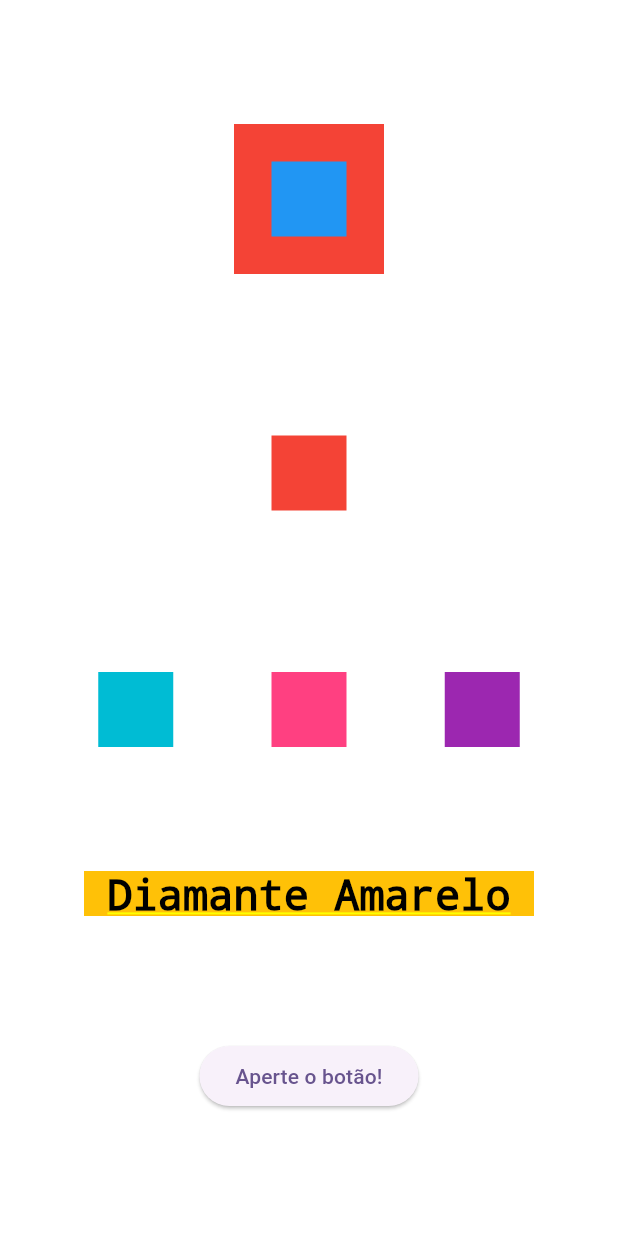
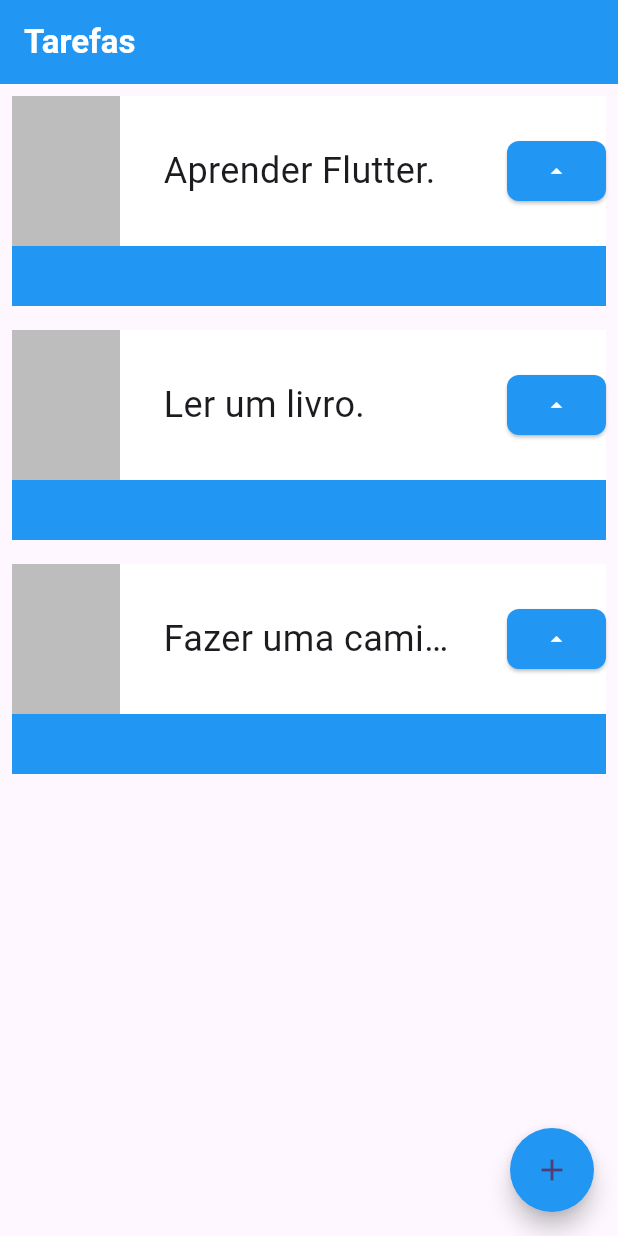
Before and after one commit to Italo61-dev/app_in_flutter, a Flutter app: the screen it shows after launch, on a phone screen of 412 x 824 dp. Run offline on Flutter 3.47's test engine with Material 3 defaults, Android fonts, the phone set to English and light mode, and no system bars.

Commit message:
second stage

```diff
--- a/lib/main.dart
+++ b/lib/main.dart
@@ -15,82 +15,87 @@ class MyApp extends StatelessWidget {
         colorScheme: ColorScheme.fromSeed(seedColor: Colors.deepPurple),
         useMaterial3: true,
       ),
-      home: Container(
+      home: Scaffold(
+        appBar: AppBar(
+          backgroundColor: Colors.blue,
+          title: Text(
+            'Tarefas',
+            style: TextStyle(
               color: Colors.white,
-        child: Column(
-          mainAxisAlignment: MainAxisAlignment.spaceEvenly,
-          crossAxisAlignment: CrossAxisAlignment.center,
+              fontWeight: FontWeight.bold,
+            ),
+          ),
+        ),
+        body: ListView(
           children: [
-            Stack(
-              alignment: Alignment.center,
+            Task('Aprender Flutter.'),
+            Task('Ler um livro.'),
+            Task('Fazer uma caminhada.'),
+          ],
+        ),
+        floatingActionButton: FloatingActionButton(
+          onPressed: () {},
+          backgroundColor: Colors.blue, // Cor de fundo
+          shape: CircleBorder(), // Garante o formato circular
+          child: Icon(Icons.add),
+        ),
+      ),
+    );
+  }
+}
+
+class Task extends StatelessWidget {
+  final String nome;
+
+  const Task(this.nome, {super.key});
+
+  @override
+  Widget build(BuildContext context) {
+    return Padding(
+      padding: const EdgeInsets.all(8.0),
+      child: Container(
+        child: Stack(
           children: [
             Container(
-                  color: Colors.red,
-                  width: 100,
+              color: Colors.blue,
+              height: 140,
+            ),
+            Container(
+              color: Colors.white,
+              height: 100,
+              child: Row(
+                mainAxisAlignment: MainAxisAlignment.spaceBetween,
+                children: [
+                  Container(
+                    color: Colors.black26,
+                    width: 72,
                     height: 100,
                   ),
                   Container(
-                  color: Colors.blue,
-                  width: 50,
-                  height: 50,
-                )
-              ],
+                    width: 200,
+                    child: Text(
+                      nome,
+                      style: TextStyle(
+                        fontSize: 24,
+                        overflow: TextOverflow.ellipsis,
                       ),
-            Stack(
-              alignment: Alignment.center,
-              children: [
-                Container(
-                  color: Colors.white,
-                  width: 100,
-                  height: 100,
-                ),
-                Container(
-                  color: Colors.red,
-                  width: 50,
-                  height: 50,
-                )
-              ],
-            ),
-            Row(
-              mainAxisAlignment: MainAxisAlignment.spaceEvenly,
-              crossAxisAlignment: CrossAxisAlignment.center,
-              children: [
-                Container(
-                  color: Colors.cyan,
-                  height: 50,
-                  width: 50,
-                ),
-                Container(
-                  color: Colors.pinkAccent,
-                  height: 50,
-                  width: 50,
-                ),
-                Container(
-                  color: Colors.purple,
-                  height: 50,
-                  width: 50,
-                ),
-              ],
-            ),
-            Container(
-              color: Colors.amber,
-              height: 30,
-              width: 300,
-              child: Text(
-                'Diamante Amarelo',
-                style: TextStyle(
-                  color: Colors.black,
-                  fontSize: 28,
-                ),
-                textAlign: TextAlign.center,
                     ),
                   ),
                   ElevatedButton(
-              onPressed: () {
-                print('Você apertou o botão');
-              },
-              child: Text('Aperte o botão!'),
-            )
+                      onPressed: () {},
+                      style: ElevatedButton.styleFrom(
+                        shape: RoundedRectangleBorder(
+                          borderRadius: BorderRadius.circular(8),
+                        ),
+                        backgroundColor: Colors.blue,
+                      ),
+                      child: Icon(
+                        Icons.arrow_drop_up,
+                        color: Colors.white,
+                      )),
+                ],
+              ),
+            ),
           ],
         ),
       ),
```
Also changed, not shown: lib/my_first_screen.dart (added, +79 -0 lines). Lines whose indentation alone changed are shown as unchanged.
